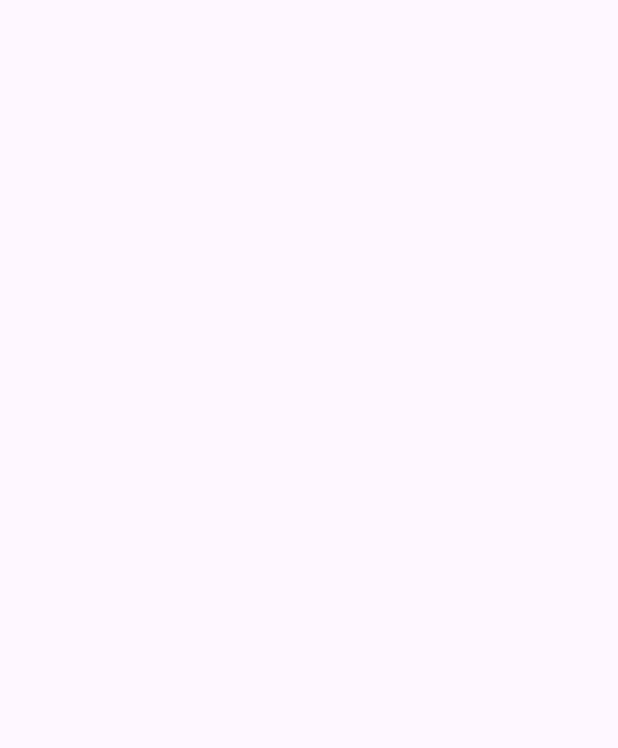
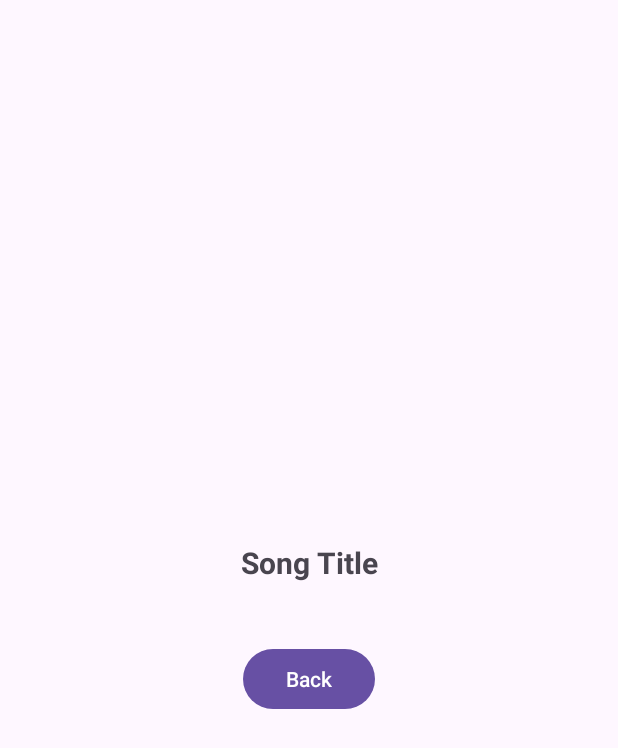
Before and after one commit to Prince-Nahar/Assignment5, an Android app: the DisplayActivity screen opened directly, with no data from a screen before it, on a phone screen of 412 x 824 dp. Before the commit the part shown is empty. Shown: the top 748 px of the screen. Run offline under Robolectric (Android 15) with nearby library versions, the phone set to English and light mode, and no system bars.

Commit message:
Display selected song details in DisplayActivity and Updated layouts for DisplayActivity and SelectionActivity

```diff
--- a/app/src/main/java/edu/temple/dualactivitybase/DisplayActivity.kt
+++ b/app/src/main/java/edu/temple/dualactivitybase/DisplayActivity.kt
@@ -1,14 +1,38 @@
 package edu.temple.dualactivitybase
 
+
 import android.os.Bundle
-import androidx.activity.enableEdgeToEdge
+import android.widget.Button
+import android.widget.ImageView
+import android.widget.TextView
 import androidx.appcompat.app.AppCompatActivity
-import androidx.core.view.ViewCompat
-import androidx.core.view.WindowInsetsCompat
+
 
 class DisplayActivity : AppCompatActivity() {
+
+
     override fun onCreate(savedInstanceState: Bundle?) {
         super.onCreate(savedInstanceState)
+        setContentView(R.layout.activity_display)
 
+
+        val songImageView: ImageView = findViewById(R.id.songImage)
+        val songTitleTextView: TextView = findViewById(R.id.songTitle)
+        val closeButton: Button = findViewById(R.id.closeButton)
+
+
+        val song = intent.getParcelableExtra<Song>("song")
+
+
+        if (song != null) {
+            songImageView.setImageResource(song.imageResource)
+            songTitleTextView.text = song.title
+        }
+
+
+        // Close button to finish the activity
+        closeButton.setOnClickListener {
+            finish()
+        }
     }
 }
--- a/app/src/main/res/layout/activity_display.xml
+++ b/app/src/main/res/layout/activity_display.xml
@@ -7,4 +7,42 @@
     android:layout_height="match_parent"
     tools:context=".DisplayActivity">
 
+
+    <ImageView
+        android:id="@+id/songImage"
+        android:layout_width="0dp"
+        android:layout_height="0dp"
+        android:layout_margin="16dp"
+        app:layout_constraintWidth_percent="0.7"
+        app:layout_constraintHeight_percent="0.4"
+        android:scaleType="centerCrop"
+        app:layout_constraintTop_toTopOf="parent"
+        app:layout_constraintStart_toStartOf="parent"
+        app:layout_constraintEnd_toEndOf="parent" />
+
+
+    <TextView
+        android:id="@+id/songTitle"
+        android:layout_width="wrap_content"
+        android:layout_height="wrap_content"
+        android:textSize="20sp"
+        android:textStyle="bold"
+        android:padding="16dp"
+        app:layout_constraintTop_toBottomOf="@id/songImage"
+        app:layout_constraintStart_toStartOf="parent"
+        app:layout_constraintEnd_toEndOf="parent"
+        android:text="Song Title" />
+
+
+    <Button
+        android:id="@+id/closeButton"
+        android:layout_width="wrap_content"
+        android:layout_height="wrap_content"
+        android:text="Back"
+        app:layout_constraintTop_toBottomOf="@id/songTitle"
+        app:layout_constraintStart_toStartOf="parent"
+        app:layout_constraintEnd_toEndOf="parent"
+        android:layout_marginTop="24dp" />
+
+
 </androidx.constraintlayout.widget.ConstraintLayout>
```
